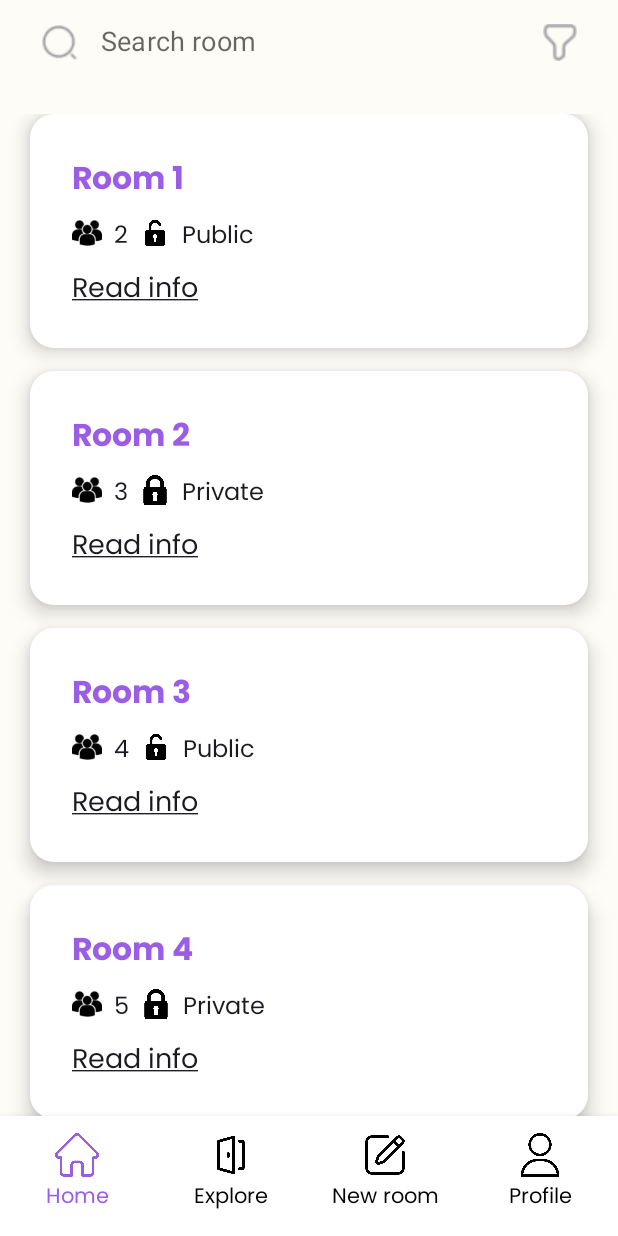
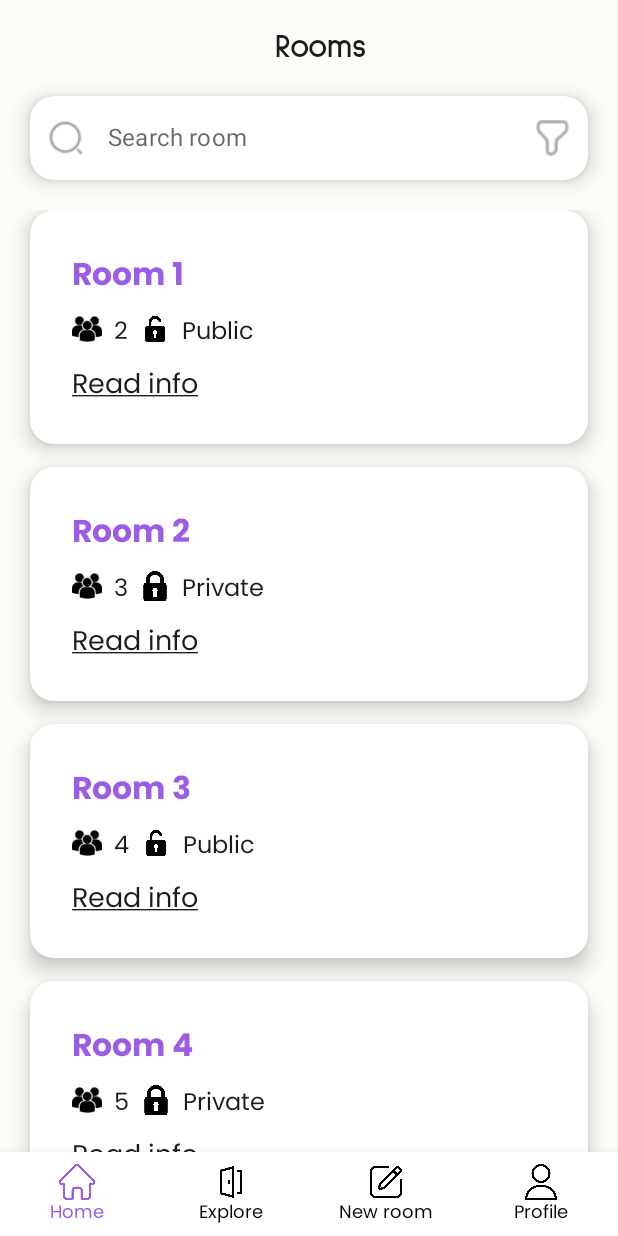
Before and after one commit to Ruslan794/HabiBoo, an Android app built with Jetpack Compose: the HOME screen opened through its navigation route, on a phone screen of 412 x 824 dp. Run offline under Robolectric (Android 15) with nearby library versions, the phone set to English and light mode, and no system bars; our stand-ins replace Dagger/Hilt's generated code, livedata-compose; pictures from the network do not load.

Commit message:
home screen

```diff
--- a/app/src/main/java/com/example/habiboo/common/SearchBar.kt
+++ b/app/src/main/java/com/example/habiboo/common/SearchBar.kt
@@ -5,6 +5,7 @@ import androidx.compose.foundation.layout.fillMaxWidth
 import androidx.compose.foundation.layout.height
 import androidx.compose.foundation.layout.padding
 import androidx.compose.foundation.layout.width
+import androidx.compose.foundation.shape.RoundedCornerShape
 import androidx.compose.foundation.text.KeyboardActions
 import androidx.compose.foundation.text.KeyboardOptions
 import androidx.compose.material.OutlinedTextField
@@ -12,6 +13,7 @@ import androidx.compose.material.Text
 import androidx.compose.material.TextFieldDefaults
 import androidx.compose.runtime.Composable
 import androidx.compose.ui.Modifier
+import androidx.compose.ui.draw.shadow
 import androidx.compose.ui.graphics.Color
 import androidx.compose.ui.layout.ContentScale
 import androidx.compose.ui.res.painterResource
@@ -22,15 +24,9 @@ import com.example.habiboo.R
 
 @Composable
 fun SearchBar() {
-    val iconSize = 35.dp
-    val colors = TextFieldDefaults.outlinedTextFieldColors(
-        textColor = Color.Black,
-        disabledTextColor = Color.Transparent,
-        backgroundColor = Color.Transparent,  // Set background to transparent
-        focusedBorderColor = Color.Transparent,
-        unfocusedBorderColor = Color.Transparent,
-        disabledBorderColor = Color.Transparent
-    )
+    val iconSize = 24.dp // Уменьшил размер иконок для более аккуратного вида
+    val cornerRadius = 16.dp // Радиус скругления углов
+    val shadowElevation = 8.dp // Высота тени
 
     OutlinedTextField(
         value = "",
@@ -41,8 +37,7 @@ fun SearchBar() {
                 contentDescription = "Search icon",
                 modifier = Modifier
                     .height(iconSize)
-                    .width(iconSize)
-                    .padding(5.dp),
+                    .width(iconSize),
                 contentScale = ContentScale.Fit,
             )
         },
@@ -52,18 +47,31 @@ fun SearchBar() {
                 contentDescription = "Filter icon",
                 modifier = Modifier
                     .height(iconSize)
-                    .width(iconSize)
-                    .padding(5.dp),
+                    .width(iconSize),
                 contentScale = ContentScale.Fit,
             )
         },
-        placeholder = { Text("Search room", fontSize = 18.sp) },
+        placeholder = { Text("Search room", fontSize = 16.sp) },
         singleLine = true,
-        colors = colors,
+        colors = TextFieldDefaults.outlinedTextFieldColors(
+            textColor = Color.Black,
+            backgroundColor = Color.White, // Устанавливаем белый фон
+            cursorColor = Color.Black,
+            focusedBorderColor = Color.Transparent,
+            unfocusedBorderColor = Color.Transparent,
+            disabledBorderColor = Color.Transparent,
+            errorBorderColor = Color.Transparent,
+        ),
         modifier = Modifier
             .fillMaxWidth()
             .height(56.dp)
-            .padding(horizontal = 15.dp),  // Adjust horizontal padding if necessary
+            .padding(horizontal = 20.dp)
+            .shadow(
+                elevation = shadowElevation,
+                shape = RoundedCornerShape(cornerRadius),
+                clip = true
+            ),
+        shape = RoundedCornerShape(cornerRadius), // Скругляем углы
         keyboardOptions = KeyboardOptions.Default.copy(imeAction = ImeAction.Search),
         keyboardActions = KeyboardActions(onSearch = {
             // Define the action on search press
--- /dev/null
+++ b/app/src/main/java/com/example/habiboo/data/repository/RoomsRepositoryImpl.kt
@@ -0,0 +1,4 @@
+package com.example.habiboo.data.repository
+
+class RoomsRepositoryImpl {
+}
--- a/app/src/main/java/com/example/habiboo/domain/repository/RoomsRepository.kt
+++ b/app/src/main/java/com/example/habiboo/domain/repository/RoomsRepository.kt
@@ -1,9 +1,10 @@
 package com.example.habiboo.domain.repository
 
 import com.example.habiboo.domain.model.Room
+import retrofit2.Response
 
 interface RoomsRepository {
-    fun getAllRooms(): Result<List<Room>>
+    fun getAllRooms(): Response<List<Room>>
     fun getRoomDetails(roomId: String): Result<Room>
     fun joinRoom(roomId: String): Result<Unit>
     fun leaveRoom(roomId: String): Result<Unit>
--- a/app/src/main/java/com/example/habiboo/domain/use_case/get_all_rooms/GetAllRoomsUseCase.kt
+++ b/app/src/main/java/com/example/habiboo/domain/use_case/get_all_rooms/GetAllRoomsUseCase.kt
@@ -2,9 +2,10 @@ package com.example.habiboo.domain.use_case.get_all_rooms
 
 import com.example.habiboo.domain.model.Room
 import com.example.habiboo.domain.repository.RoomsRepository
+import retrofit2.Response
 
 class GetAllRoomsUseCase(private val roomsRepository: RoomsRepository) {
-    fun execute(): Result<List<Room>> {
+    fun execute(): Response<List<Room>> {
         return roomsRepository.getAllRooms()
     }
 }
--- a/app/src/main/java/com/example/habiboo/presentation/navigation/BottomNavigation.kt
+++ b/app/src/main/java/com/example/habiboo/presentation/navigation/BottomNavigation.kt
@@ -4,6 +4,7 @@ import androidx.compose.foundation.Image
 import androidx.compose.foundation.layout.Box
 import androidx.compose.foundation.layout.fillMaxSize
 import androidx.compose.foundation.layout.height
+import androidx.compose.foundation.layout.navigationBarsPadding
 import androidx.compose.foundation.layout.padding
 import androidx.compose.foundation.layout.width
 import androidx.compose.material.BottomNavigation
@@ -37,13 +38,12 @@ val items = listOf(
 
 @Composable
 fun BottomNavigationBar(navController: NavController) {
-
-    Box(modifier = Modifier.fillMaxSize(), contentAlignment = Alignment.BottomCenter) {
-
     BottomNavigation(
         backgroundColor = Color.White,
         contentColor = Color.White,
-            modifier = Modifier.height(80.dp)
+        modifier = Modifier
+            .navigationBarsPadding() // Добавляем этот модификатор
+            .height(56.dp) // Стандартная высота для BottomNavigationBar
     ) {
         val navBackStackEntry by navController.currentBackStackEntryAsState()
         val currentRoute = navBackStackEntry?.destination?.route
@@ -54,35 +54,36 @@ fun BottomNavigationBar(navController: NavController) {
                         painter = painterResource(item.icon),
                         contentDescription = "Bottom navigation Image",
                         modifier = Modifier
-                                .height(40.dp)
-                                .width(40.dp)
-                                .padding(5.dp),
+                            .height(24.dp)
+                            .width(24.dp),
                         contentScale = ContentScale.Fit,
-                            colorFilter = if (currentRoute == item.route) ColorFilter.tint(
-                                mainPurple
-                            )
-                            else ColorFilter.tint(Color.Black)
+                        colorFilter = if (currentRoute == item.route) {
+                            ColorFilter.tint(mainPurple)
+                        } else {
+                            ColorFilter.tint(Color.Black)
+                        }
                     )
                 },
                 label = {
                     Text(
                         item.title,
                         style = mainTextStyleMin,
-                            fontSize = 14.sp,
+                        fontSize = 12.sp,
                     )
                 },
                 selected = currentRoute == item.route,
                 onClick = {
+                    if (item.route.isNotEmpty()) {
                         navController.navigate(item.route) {
                             launchSingleTop = true
                             restoreState = true
                         }
+                    }
                 },
                 selectedContentColor = mainPurple,
                 unselectedContentColor = Color.Black,
-                    modifier = Modifier.padding(vertical = 6.dp),
+                // Убираем лишние отступы
             )
         }
     }
 }
-}
--- a/app/src/main/java/com/example/habiboo/presentation/screens/homescreen/HomeScreen.kt
+++ b/app/src/main/java/com/example/habiboo/presentation/screens/homescreen/HomeScreen.kt
@@ -12,7 +12,11 @@ import androidx.compose.foundation.layout.padding
 import androidx.compose.foundation.layout.size
 import androidx.compose.foundation.lazy.LazyColumn
 import androidx.compose.foundation.lazy.items
+import androidx.compose.material3.ExperimentalMaterial3Api
+import androidx.compose.material3.Scaffold
 import androidx.compose.material3.Text
+import androidx.compose.material3.TopAppBar
+import androidx.compose.material3.TopAppBarDefaults
 import androidx.compose.runtime.Composable
 import androidx.compose.runtime.livedata.observeAsState
 import androidx.compose.ui.Alignment
@@ -27,71 +31,82 @@ import com.example.habiboo.domain.model.Room
 import com.example.habiboo.presentation.navigation.BottomNavigationBar
 import com.example.habiboo.presentation.theme.backgroundWhite
 
+@OptIn(ExperimentalMaterial3Api::class)
 @Composable
 fun HomeScreen(navController: NavHostController, vm: HomeScreenViewModel = viewModel()) {
 
     val roomsState = vm.rooms.observeAsState()
 
+    Scaffold(
+        topBar = {
+            TopAppBar(
+                title = {
                     Box(
+                        modifier = Modifier.fillMaxWidth(),
+                        contentAlignment = Alignment.Center
+                    ) {
+                        Text("Rooms")
+                    }
+                },
+                colors = TopAppBarDefaults.topAppBarColors(
+                    containerColor = Color.Transparent,
+                    scrolledContainerColor = Color.Transparent
+                )
+            )
+        },
+        bottomBar = {
+            BottomNavigationBar(navController = navController)
+        }
+    ) { paddingValues ->
+        Column(
             modifier = Modifier
                 .fillMaxSize()
                 .background(backgroundWhite)
-    ) {
-
-        Box(
-            modifier = Modifier
-                .fillMaxWidth()
-                .height(56.dp)
-                .background(Color.Transparent),
-            contentAlignment = Alignment.TopCenter
+                .padding(paddingValues)
         ) {
             SearchBar()
-        }
 
             if (roomsState.value?.isEmpty() == true) {
-            EmptyListPlaceHolder()
+                EmptyListPlaceHolder(modifier = Modifier.weight(1f))
             } else {
                 roomsState.value?.let {
                     RoomList(
-                    it,
+                        rooms = it,
                         onRoomClick = { habitId ->
                             // navController.navigate(NavDestination.A.createRoute(habitId))
                         },
+                        modifier = Modifier.weight(1f)
                     )
                 }
             }
-
-        BottomNavigationBar(navController = navController)
-
+        }
     }
 }
 
 @Composable
-fun RoomList(rooms: List<Room>, onRoomClick: (String) -> Unit) {
+fun RoomList(rooms: List<Room>, onRoomClick: (String) -> Unit, modifier: Modifier = Modifier) {
     LazyColumn(
-        modifier = Modifier
+        modifier = modifier
             .fillMaxSize()
-            .padding(20.dp)
-            .padding(vertical = 56.dp)
-    )
-    {
-        items(rooms) { r ->
-            RoomCard(room = r, onRoomClick)
+            .padding(horizontal = 20.dp)
+            .padding(top = 20.dp)
+    ) {
+        items(rooms) { room ->
+            RoomCard(room = room, onRoomClick)
             Spacer(modifier = Modifier.size(15.dp))
         }
     }
 }
 
 @Composable
-fun EmptyListPlaceHolder() {
+fun EmptyListPlaceHolder(modifier: Modifier = Modifier) {
     Column(
-        modifier = Modifier
-            .padding(bottom = 56.dp)
-            .fillMaxSize(),
+        modifier = modifier
+            .fillMaxSize()
+            .padding(bottom = 56.dp),
         verticalArrangement = Arrangement.Center,
         horizontalAlignment = Alignment.CenterHorizontally
     ) {
-
         Text(text = "You have no rooms so far...\nStart right now!")
         Spacer(modifier = Modifier.height(20.dp))
     }
```
Lines whose indentation alone changed are shown as unchanged.
